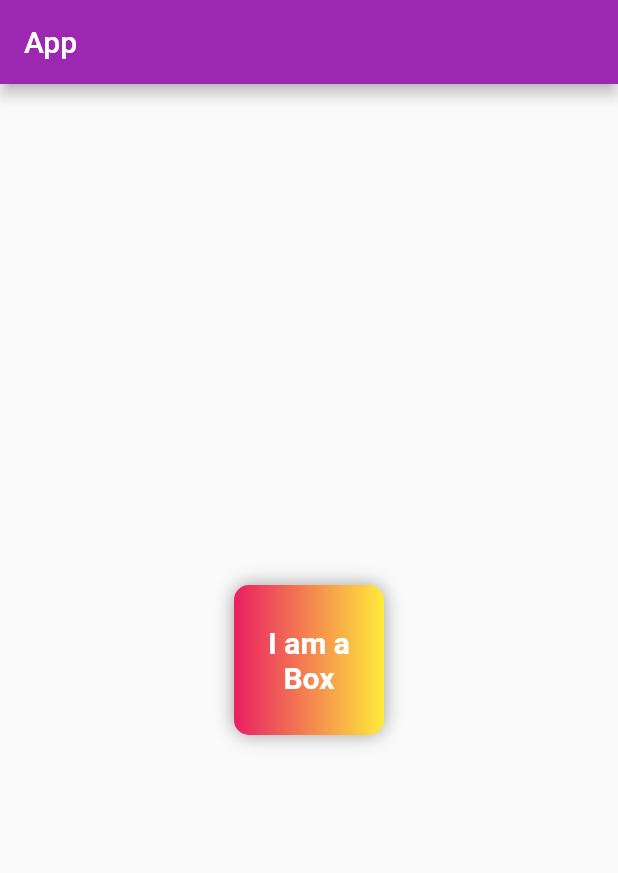
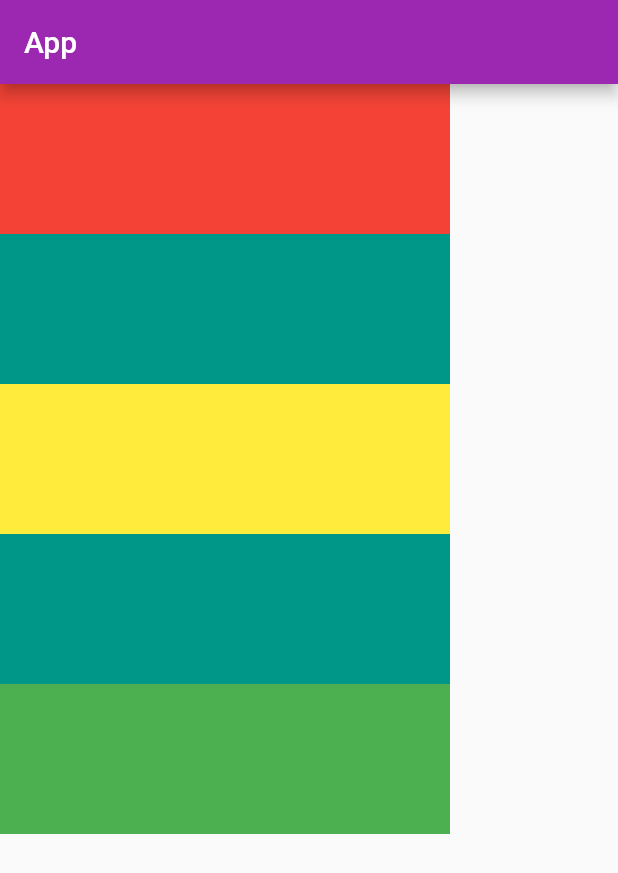
Before and after one commit to iomkarsurve/learnflutter, a Flutter app: the screen it shows after launch, on a phone screen of 412 x 824 dp. Shown: the top 873 px of the screen. Run offline on Flutter 3.47's test engine with Material 2 defaults, Android fonts, the phone set to English and light mode, and no system bars.

Commit message:
chapter 3 completed Rows & Columns

```diff
--- a/lib/main.dart
+++ b/lib/main.dart
@@ -19,33 +19,37 @@ class HomePage extends StatelessWidget {
       appBar: AppBar(
         title: Text("App"),
       ),
-      body: Center(
-        child: Container(
-          padding: const EdgeInsets.all(8),
-          // color: Colors.red,
-          width: 100,
-          height: 100,
-          clipBehavior: Clip.antiAlias,
-          alignment: Alignment.center,
-          decoration: BoxDecoration(
+      body: Container(
+        color: Colors.teal,
+        height: 500,
+        width: 300,
+        child: Column(
+          mainAxisAlignment: MainAxisAlignment.spaceBetween,
+          crossAxisAlignment: CrossAxisAlignment.stretch,
+          mainAxisSize: MainAxisSize.max,
+          children: <Widget>[
+            Container(
+              width: 100,
+              height: 100,
               color: Colors.red,
-              borderRadius: BorderRadius.circular(10),
-              gradient: LinearGradient(colors: [Colors.pink, Colors.yellow]),
-              boxShadow: [
-                BoxShadow(
-                  color: Colors.grey,
-                  blurRadius: 10,
-                )
-              ]),
-          child: Text(
-            "I am a Box",
-            textAlign: TextAlign.center,
-            style: TextStyle(
-              fontSize: 20,
-              color: Colors.white,
-              fontWeight: FontWeight.bold,
+              padding: const EdgeInsets.all(8),
+              alignment: Alignment.center,
             ),
-          ),
+            Container(
+              width: 100,
+              height: 100,
+              color: Colors.yellow,
+              padding: const EdgeInsets.all(8),
+              alignment: Alignment.center,
+            ),
+            Container(
+              width: 100,
+              height: 100,
+              color: Colors.green,
+              padding: const EdgeInsets.all(8),
+              alignment: Alignment.center,
+            ),
+          ],
         ),
       ),
     );
```
Also changed, not shown: 1 other file.
